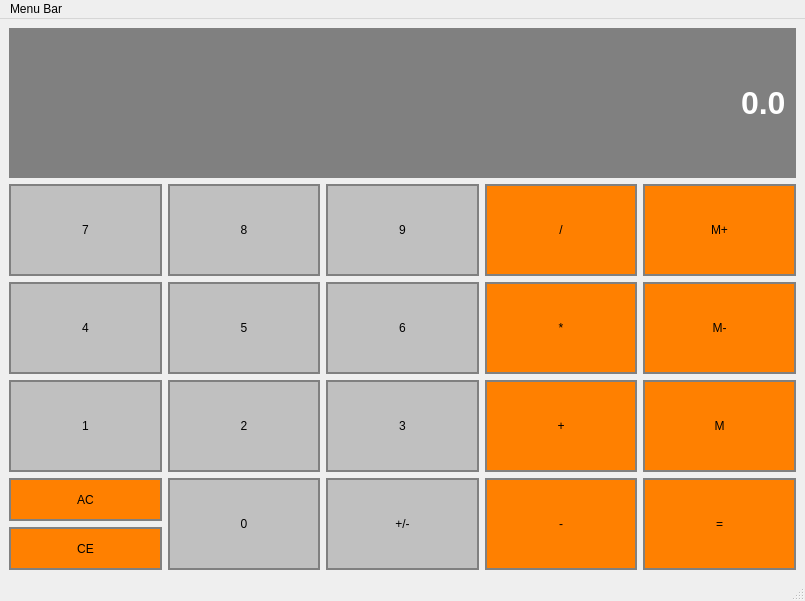
BartlomiejGajdur/QT, file Calculator_Project/calculator.ui: the form before one commit.
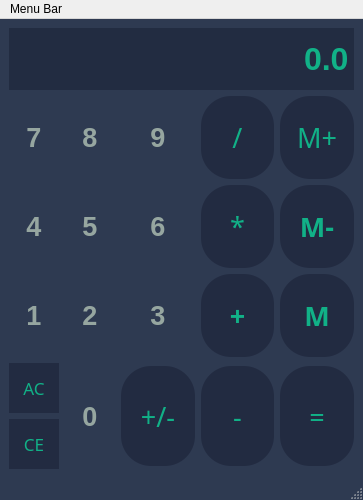
The form after the commit.

```diff
--- a/Calculator_Project/calculator.ui
+++ b/Calculator_Project/calculator.ui
@@ -6,304 +6,241 @@
    <rect>
     <x>0</x>
     <y>0</y>
-    <width>805</width>
-    <height>601</height>
+    <width>363</width>
+    <height>500</height>
    </rect>
   </property>
+  <property name="sizePolicy">
+   <sizepolicy hsizetype="Ignored" vsizetype="Preferred">
+    <horstretch>0</horstretch>
+    <verstretch>0</verstretch>
+   </sizepolicy>
+  </property>
+  <property name="minimumSize">
+   <size>
+    <width>363</width>
+    <height>500</height>
+   </size>
+  </property>
   <property name="windowTitle">
    <string>Calculator</string>
   </property>
+  <property name="layoutDirection">
+   <enum>Qt::LeftToRight</enum>
+  </property>
   <property name="styleSheet">
-   <string notr="true"/>
+   <string notr="true">QMainWindow{
+background-color: rgba(46,58,81,255);
+margin: 0px;
+padding: 0px;
+
+}</string>
   </property>
   <widget class="QWidget" name="centralwidget">
    <property name="styleSheet">
-    <string notr="true"/>
+    <string notr="true">QWidget{
+	background-color: rgba(46,58,81,255);
+}</string>
    </property>
    <layout class="QGridLayout" name="gridLayout">
     <item row="1" column="0">
      <layout class="QGridLayout" name="Layout">
-      <item row="2" column="2">
-       <widget class="QPushButton" name="Button6">
+      <item row="2" column="3">
+       <widget class="QPushButton" name="Multiply">
         <property name="sizePolicy">
-         <sizepolicy hsizetype="Preferred" vsizetype="Expanding">
+         <sizepolicy hsizetype="Expanding" vsizetype="Expanding">
           <horstretch>0</horstretch>
           <verstretch>0</verstretch>
          </sizepolicy>
         </property>
-        <property name="styleSheet">
-         <string notr="true">QPushButton{
-	background-color: #C0C0C0;
-	border: 2px solid gray;
-	padding: 5px;
-	color: black;
-}
-
-QPushButton:pressed{
-	background-color: #A9A9A9;
-	border: 2px solid gray;
-	padding: 5px;
-	color: black;
-}</string>
+        <property name="minimumSize">
+         <size>
+          <width>61</width>
+          <height>83</height>
+         </size>
         </property>
-        <property name="text">
-         <string>6</string>
+        <property name="maximumSize">
+         <size>
+          <width>100</width>
+          <height>100</height>
+         </size>
         </property>
-       </widget>
-      </item>
-      <item row="2" column="0">
-       <widget class="QPushButton" name="Button4">
-        <property name="sizePolicy">
-         <sizepolicy hsizetype="Preferred" vsizetype="Expanding">
-          <horstretch>0</horstretch>
-          <verstretch>0</verstretch>
-         </sizepolicy>
+        <property name="font">
+         <font>
+          <family>Segoe Script</family>
+          <pointsize>20</pointsize>
+          <bold>false</bold>
+         </font>
         </property>
         <property name="styleSheet">
          <string notr="true">QPushButton{
-	background-color: #C0C0C0;
-	border: 2px solid gray;
-	padding: 5px;
-	color: black;
+	background-color: rgba(34,43,65,255);
+	
+	color:rgba(17,177,135,255) ;
+ 	border-radius: 30px;
 }
 
 QPushButton:pressed{
 	background-color: #A9A9A9;
-	border: 2px solid gray;
-	padding: 5px;
 	color: black;
-}</string>
-        </property>
-        <property name="text">
-         <string>4</string>
-        </property>
-       </widget>
-      </item>
-      <item row="3" column="3">
-       <widget class="QPushButton" name="Add">
-        <property name="sizePolicy">
-         <sizepolicy hsizetype="Preferred" vsizetype="Expanding">
-          <horstretch>0</horstretch>
-          <verstretch>0</verstretch>
-         </sizepolicy>
-        </property>
-        <property name="styleSheet">
-         <string notr="true">QPushButton{
-	background-color: #FF8000;
-	border: 2px solid gray;
-	padding: 5px;
-	color: black;
 }
 
-QPushButton:pressed{
-	background-color: #A9A9A9;
-	border: 2px solid gray;
-	padding: 5px;
-	color: black;
+QPushButton:hover {
+    color: #EA382A; 
+    background-color: #ffffff; 
 }</string>
         </property>
         <property name="text">
-         <string>+</string>
+         <string>*</string>
         </property>
        </widget>
       </item>
-      <item row="3" column="1">
-       <widget class="QPushButton" name="Button2">
+      <item row="3" column="4">
+       <widget class="QPushButton" name="MemGet">
         <property name="sizePolicy">
-         <sizepolicy hsizetype="Preferred" vsizetype="Expanding">
-          <horstretch>0</horstretch>
+         <sizepolicy hsizetype="Expanding" vsizetype="Expanding">
+          <horstretch>100</horstretch>
           <verstretch>0</verstretch>
          </sizepolicy>
         </property>
-        <property name="styleSheet">
-         <string notr="true">QPushButton{
-	background-color: #C0C0C0;
-	border: 2px solid gray;
-	padding: 5px;
-	color: black;
-}
-
-QPushButton:pressed{
-	background-color: #A9A9A9;
-	border: 2px solid gray;
-	padding: 5px;
-	color: black;
-}</string>
+        <property name="minimumSize">
+         <size>
+          <width>61</width>
+          <height>83</height>
+         </size>
         </property>
-        <property name="text">
-         <string>2</string>
+        <property name="maximumSize">
+         <size>
+          <width>100</width>
+          <height>100</height>
+         </size>
         </property>
-       </widget>
-      </item>
-      <item row="1" column="0">
-       <widget class="QPushButton" name="Button7">
-        <property name="sizePolicy">
-         <sizepolicy hsizetype="Preferred" vsizetype="Expanding">
-          <horstretch>0</horstretch>
-          <verstretch>0</verstretch>
-         </sizepolicy>
+        <property name="font">
+         <font>
+          <family>Segoe Script</family>
+          <pointsize>20</pointsize>
+          <bold>true</bold>
+         </font>
         </property>
+        <property name="autoFillBackground">
+         <bool>false</bool>
+        </property>
         <property name="styleSheet">
          <string notr="true">QPushButton{
-	background-color: #C0C0C0;
-	border: 2px solid gray;
-	padding: 5px;
-	color: black;
+	background-color: rgba(34,43,65,255);
+	
+	color:rgba(17,177,135,255) ;
+ 	border-radius: 30px;
 }
 
 QPushButton:pressed{
 	background-color: #A9A9A9;
-	border: 2px solid gray;
-	padding: 5px;
 	color: black;
-}</string>
-        </property>
-        <property name="text">
-         <string>7</string>
-        </property>
-       </widget>
-      </item>
-      <item row="4" column="3">
-       <widget class="QPushButton" name="Substract">
-        <property name="sizePolicy">
-         <sizepolicy hsizetype="Preferred" vsizetype="Expanding">
-          <horstretch>0</horstretch>
-          <verstretch>0</verstretch>
-         </sizepolicy>
-        </property>
-        <property name="styleSheet">
-         <string notr="true">QPushButton{
-	background-color: #FF8000;
-	border: 2px solid gray;
-	padding: 5px;
-	color: black;
 }
 
-QPushButton:pressed{
-	background-color: #A9A9A9;
-	border: 2px solid gray;
-	padding: 5px;
-	color: black;
+QPushButton:hover {
+    color: #EA382A; 
+    background-color: #ffffff; 
 }</string>
         </property>
         <property name="text">
-         <string>-</string>
+         <string>M</string>
         </property>
        </widget>
       </item>
-      <item row="2" column="1">
-       <widget class="QPushButton" name="Button5">
+      <item row="4" column="1" alignment="Qt::AlignHCenter|Qt::AlignVCenter">
+       <widget class="QPushButton" name="Button0">
         <property name="sizePolicy">
          <sizepolicy hsizetype="Preferred" vsizetype="Expanding">
           <horstretch>0</horstretch>
           <verstretch>0</verstretch>
          </sizepolicy>
         </property>
-        <property name="styleSheet">
-         <string notr="true">QPushButton{
-	background-color: #C0C0C0;
-	border: 2px solid gray;
-	padding: 5px;
-	color: black;
-}
-
-QPushButton:pressed{
-	background-color: #A9A9A9;
-	border: 2px solid gray;
-	padding: 5px;
-	color: black;
-}</string>
+        <property name="minimumSize">
+         <size>
+          <width>50</width>
+          <height>50</height>
+         </size>
         </property>
-        <property name="text">
-         <string>5</string>
+        <property name="maximumSize">
+         <size>
+          <width>100</width>
+          <height>100</height>
+         </size>
         </property>
-       </widget>
-      </item>
-      <item row="2" column="4">
-       <widget class="QPushButton" name="MemSubstract">
-        <property name="sizePolicy">
-         <sizepolicy hsizetype="Preferred" vsizetype="Expanding">
-          <horstretch>0</horstretch>
-          <verstretch>0</verstretch>
-         </sizepolicy>
+        <property name="font">
+         <font>
+          <pointsize>20</pointsize>
+          <bold>true</bold>
+         </font>
         </property>
         <property name="styleSheet">
          <string notr="true">QPushButton{
-	background-color: #FF8000;
-	border: 2px solid gray;
-	padding: 5px;
-	color: black;
+background-color: rgba(46,58,81,255);
+color: rgba(150,166,160,255);
+border: transparent;
 }
 
 QPushButton:pressed{
-	background-color: #A9A9A9;
-	border: 2px solid gray;
-	padding: 5px;
-	color: black;
+	background-color: rgba(46,58,81,255);
+	color: rgb(255, 255, 255);
 }</string>
         </property>
         <property name="text">
-         <string>M-</string>
+         <string>0</string>
         </property>
+        <attribute name="buttonGroup">
+         <string notr="true">buttonGroup</string>
+        </attribute>
        </widget>
       </item>
-      <item row="1" column="3">
-       <widget class="QPushButton" name="Divide">
+      <item row="1" column="2" alignment="Qt::AlignHCenter|Qt::AlignVCenter">
+       <widget class="QPushButton" name="Button9">
         <property name="sizePolicy">
          <sizepolicy hsizetype="Preferred" vsizetype="Expanding">
           <horstretch>0</horstretch>
           <verstretch>0</verstretch>
          </sizepolicy>
         </property>
-        <property name="styleSheet">
-         <string notr="true">QPushButton{
-	background-color: #FF8000;
-	border: 2px solid gray;
-	padding: 5px;
-	color: black;
-}
-
-QPushButton:pressed{
-	background-color: #A9A9A9;
-	border: 2px solid gray;
-	padding: 5px;
-	color: black;
-}</string>
+        <property name="minimumSize">
+         <size>
+          <width>50</width>
+          <height>50</height>
+         </size>
         </property>
-        <property name="text">
-         <string>/</string>
+        <property name="maximumSize">
+         <size>
+          <width>100</width>
+          <height>100</height>
+         </size>
         </property>
-       </widget>
-      </item>
-      <item row="4" column="2">
-       <widget class="QPushButton" name="ChangeSign">
-        <property name="sizePolicy">
-         <sizepolicy hsizetype="Preferred" vsizetype="Expanding">
-          <horstretch>0</horstretch>
-          <verstretch>0</verstretch>
-         </sizepolicy>
+        <property name="font">
+         <font>
+          <pointsize>20</pointsize>
+          <bold>true</bold>
+         </font>
         </property>
         <property name="styleSheet">
          <string notr="true">QPushButton{
-	background-color: #C0C0C0;
-	border: 2px solid gray;
-	padding: 5px;
-	color: black;
+background-color: rgba(46,58,81,255);
+color: rgba(150,166,160,255);
+border: transparent;
 }
 
 QPushButton:pressed{
-	background-color: #A9A9A9;
-	border: 2px solid gray;
-	padding: 5px;
-	color: black;
+	background-color: rgba(46,58,81,255);
+	color: rgb(255, 255, 255);
 }</string>
         </property>
         <property name="text">
-         <string>+/-</string>
+         <string>9</string>
         </property>
+        <attribute name="buttonGroup">
+         <string notr="true">buttonGroup</string>
+        </attribute>
        </widget>
       </item>
-      <item row="3" column="0">
+      <item row="3" column="0" alignment="Qt::AlignHCenter|Qt::AlignVCenter">
        <widget class="QPushButton" name="Button1">
         <property name="sizePolicy">
          <sizepolicy hsizetype="Preferred" vsizetype="Expanding">
@@ -311,24 +248,88 @@
           <verstretch>0</verstretch>
          </sizepolicy>
         </property>
+        <property name="minimumSize">
+         <size>
+          <width>50</width>
+          <height>50</height>
+         </size>
+        </property>
+        <property name="maximumSize">
+         <size>
+          <width>100</width>
+          <height>100</height>
+         </size>
+        </property>
+        <property name="font">
+         <font>
+          <pointsize>20</pointsize>
+          <bold>true</bold>
+         </font>
+        </property>
         <property name="styleSheet">
          <string notr="true">QPushButton{
-	background-color: #C0C0C0;
-	border: 2px solid gray;
-	padding: 5px;
-	color: black;
+background-color: rgba(46,58,81,255);
+color: rgba(150,166,160,255);
+border: transparent;
 }
 
 QPushButton:pressed{
-	background-color: #A9A9A9;
-	border: 2px solid gray;
-	padding: 5px;
-	color: black;
+	background-color: rgba(46,58,81,255);
+	color: rgb(255, 255, 255);
 }</string>
         </property>
         <property name="text">
          <string>1</string>
         </property>
+        <attribute name="buttonGroup">
+         <string notr="true">buttonGroup</string>
+        </attribute>
+       </widget>
+      </item>
+      <item row="3" column="2" alignment="Qt::AlignHCenter|Qt::AlignVCenter">
+       <widget class="QPushButton" name="Button3">
+        <property name="sizePolicy">
+         <sizepolicy hsizetype="Preferred" vsizetype="Expanding">
+          <horstretch>0</horstretch>
+          <verstretch>0</verstretch>
+         </sizepolicy>
+        </property>
+        <property name="minimumSize">
+         <size>
+          <width>50</width>
+          <height>50</height>
+         </size>
+        </property>
+        <property name="maximumSize">
+         <size>
+          <width>100</width>
+          <height>100</height>
+         </size>
+        </property>
+        <property name="font">
+         <font>
+          <pointsize>20</pointsize>
+          <bold>true</bold>
+         </font>
+        </property>
+        <property name="styleSheet">
+         <string notr="true">QPushButton{
+background-color: rgba(46,58,81,255);
+color: rgba(150,166,160,255);
+border: transparent;
+}
+
+QPushButton:pressed{
+	background-color: rgba(46,58,81,255);
+	color: rgb(255, 255, 255);
+}</string>
+        </property>
+        <property name="text">
+         <string>3</string>
+        </property>
+        <attribute name="buttonGroup">
+         <string notr="true">buttonGroup</string>
+        </attribute>
        </widget>
       </item>
       <item row="4" column="0">
@@ -341,18 +342,29 @@
             <verstretch>0</verstretch>
            </sizepolicy>
           </property>
+          <property name="minimumSize">
+           <size>
+            <width>50</width>
+            <height>50</height>
+           </size>
+          </property>
+          <property name="font">
+           <font>
+            <family>Segoe Script</family>
+            <pointsize>13</pointsize>
+            <bold>false</bold>
+           </font>
+          </property>
           <property name="styleSheet">
            <string notr="true">QPushButton{
-	background-color: #FF8000;
-	border: 2px solid gray;
-	padding: 5px;
-	color: black;
+	background-color: rgba(34,43,65,255);
+	color:rgba(17,177,135,255) ;
+ 	border-radius: 50%;
 }
 
 QPushButton:pressed{
 	background-color: #A9A9A9;
-	border: 2px solid gray;
-	padding: 5px;
+
 	color: black;
 }</string>
           </property>
@@ -369,18 +381,29 @@
             <verstretch>0</verstretch>
            </sizepolicy>
           </property>
+          <property name="minimumSize">
+           <size>
+            <width>50</width>
+            <height>50</height>
+           </size>
+          </property>
+          <property name="font">
+           <font>
+            <family>Segoe Script</family>
+            <pointsize>13</pointsize>
+            <bold>false</bold>
+           </font>
+          </property>
           <property name="styleSheet">
            <string notr="true">QPushButton{
-	background-color: #FF8000;
-	border: 2px solid gray;
-	padding: 5px;
-	color: black;
+	background-color: rgba(34,43,65,255);
+	color:rgba(17,177,135,255) ;
+ 	border-radius: 50%;
 }
 
 QPushButton:pressed{
 	background-color: #A9A9A9;
-	border: 2px solid gray;
-	padding: 5px;
+
 	color: black;
 }</string>
           </property>
@@ -391,111 +414,233 @@
         </item>
        </layout>
       </item>
-      <item row="1" column="2">
-       <widget class="QPushButton" name="Button9">
+      <item row="3" column="1">
+       <widget class="QPushButton" name="Button2">
         <property name="sizePolicy">
          <sizepolicy hsizetype="Preferred" vsizetype="Expanding">
           <horstretch>0</horstretch>
           <verstretch>0</verstretch>
          </sizepolicy>
         </property>
+        <property name="minimumSize">
+         <size>
+          <width>50</width>
+          <height>50</height>
+         </size>
+        </property>
+        <property name="maximumSize">
+         <size>
+          <width>100</width>
+          <height>100</height>
+         </size>
+        </property>
+        <property name="font">
+         <font>
+          <pointsize>20</pointsize>
+          <bold>true</bold>
+         </font>
+        </property>
         <property name="styleSheet">
          <string notr="true">QPushButton{
-	background-color: #C0C0C0;
-	border: 2px solid gray;
-	padding: 5px;
-	color: black;
+background-color: rgba(46,58,81,255);
+color: rgba(150,166,160,255);
+border: transparent;
 }
 
 QPushButton:pressed{
-	background-color: #A9A9A9;
-	border: 2px solid gray;
-	padding: 5px;
-	color: black;
+	background-color: rgba(46,58,81,255);
+	color: rgb(255, 255, 255);
 }</string>
         </property>
         <property name="text">
-         <string>9</string>
+         <string>2</string>
         </property>
+        <attribute name="buttonGroup">
+         <string notr="true">buttonGroup</string>
+        </attribute>
        </widget>
       </item>
-      <item row="4" column="4">
-       <widget class="QPushButton" name="Equals">
+      <item row="2" column="1" alignment="Qt::AlignHCenter|Qt::AlignVCenter">
+       <widget class="QPushButton" name="Button5">
         <property name="sizePolicy">
          <sizepolicy hsizetype="Preferred" vsizetype="Expanding">
           <horstretch>0</horstretch>
           <verstretch>0</verstretch>
          </sizepolicy>
         </property>
+        <property name="minimumSize">
+         <size>
+          <width>50</width>
+          <height>50</height>
+         </size>
+        </property>
+        <property name="maximumSize">
+         <size>
+          <width>100</width>
+          <height>100</height>
+         </size>
+        </property>
+        <property name="font">
+         <font>
+          <pointsize>20</pointsize>
+          <bold>true</bold>
+         </font>
+        </property>
         <property name="styleSheet">
          <string notr="true">QPushButton{
-	background-color: #FF8000;
-	border: 2px solid gray;
-	padding: 5px;
-	color: black;
+background-color: rgba(46,58,81,255);
+color: rgba(150,166,160,255);
+border: transparent;
 }
 
 QPushButton:pressed{
-	background-color: #A9A9A9;
-	border: 2px solid gray;
-	padding: 5px;
-	color: black;
+	background-color: rgba(46,58,81,255);
+	color: rgb(255, 255, 255);
 }</string>
         </property>
         <property name="text">
-         <string>=</string>
+         <string>5</string>
         </property>
+        <attribute name="buttonGroup">
+         <string notr="true">buttonGroup</string>
+        </attribute>
        </widget>
       </item>
-      <item row="3" column="2">
-       <widget class="QPushButton" name="Button3">
+      <item row="1" column="1" alignment="Qt::AlignHCenter|Qt::AlignVCenter">
+       <widget class="QPushButton" name="Button8">
         <property name="sizePolicy">
          <sizepolicy hsizetype="Preferred" vsizetype="Expanding">
           <horstretch>0</horstretch>
           <verstretch>0</verstretch>
          </sizepolicy>
         </property>
+        <property name="minimumSize">
+         <size>
+          <width>50</width>
+          <height>50</height>
+         </size>
+        </property>
+        <property name="maximumSize">
+         <size>
+          <width>100</width>
+          <height>100</height>
+         </size>
+        </property>
+        <property name="font">
+         <font>
+          <pointsize>20</pointsize>
+          <bold>true</bold>
+         </font>
+        </property>
         <property name="styleSheet">
          <string notr="true">QPushButton{
-	background-color: #C0C0C0;
-	border: 2px solid gray;
-	padding: 5px;
-	color: black;
+background-color: rgba(46,58,81,255);
+color: rgba(150,166,160,255);
+border: transparent;
 }
 
 QPushButton:pressed{
-	background-color: #A9A9A9;
-	border: 2px solid gray;
-	padding: 5px;
-	color: black;
+	background-color: rgba(46,58,81,255);
+	color: rgb(255, 255, 255);
 }</string>
         </property>
         <property name="text">
-         <string>3</string>
+         <string>8</string>
         </property>
+        <attribute name="buttonGroup">
+         <string notr="true">buttonGroup</string>
+        </attribute>
+       </widget>
+      </item>
+      <item row="2" column="2" alignment="Qt::AlignHCenter|Qt::AlignVCenter">
+       <widget class="QPushButton" name="Button6">
+        <property name="sizePolicy">
+         <sizepolicy hsizetype="Preferred" vsizetype="Expanding">
+          <horstretch>0</horstretch>
+          <verstretch>0</verstretch>
+         </sizepolicy>
+        </property>
+        <property name="minimumSize">
+         <size>
+          <width>50</width>
+          <height>50</height>
+         </size>
+        </property>
+        <property name="maximumSize">
+         <size>
+          <width>100</width>
+          <height>100</height>
+         </size>
+        </property>
+        <property name="font">
+         <font>
+          <pointsize>20</pointsize>
+          <bold>true</bold>
+         </font>
+        </property>
+        <property name="styleSheet">
+         <string notr="true">QPushButton{
+background-color: rgba(46,58,81,255);
+color: rgba(150,166,160,255);
+border: transparent;
+}
+
+QPushButton:pressed{
+	background-color: rgba(46,58,81,255);
+	color: rgb(255, 255, 255);
+}</string>
+        </property>
+        <property name="text">
+         <string>6</string>
+        </property>
+        <attribute name="buttonGroup">
+         <string notr="true">buttonGroup</string>
+        </attribute>
        </widget>
       </item>
       <item row="1" column="4">
        <widget class="QPushButton" name="MemAdd">
         <property name="sizePolicy">
-         <sizepolicy hsizetype="Preferred" vsizetype="Expanding">
-          <horstretch>0</horstretch>
+         <sizepolicy hsizetype="Fixed" vsizetype="Fixed">
+          <horstretch>100</horstretch>
           <verstretch>0</verstretch>
          </sizepolicy>
         </property>
+        <property name="minimumSize">
+         <size>
+          <width>61</width>
+          <height>83</height>
+         </size>
+        </property>
+        <property name="maximumSize">
+         <size>
+          <width>100</width>
+          <height>100</height>
+         </size>
+        </property>
+        <property name="font">
+         <font>
+          <family>Segoe Script</family>
+          <pointsize>20</pointsize>
+          <bold>false</bold>
+         </font>
+        </property>
         <property name="styleSheet">
          <string notr="true">QPushButton{
-	background-color: #FF8000;
-	border: 2px solid gray;
-	padding: 5px;
-	color: black;
+	background-color: rgba(34,43,65,255);
+	
+	color:rgba(17,177,135,255) ;
+ 	border-radius: 30px;
 }
 
 QPushButton:pressed{
 	background-color: #A9A9A9;
-	border: 2px solid gray;
-	padding: 5px;
 	color: black;
+}
+
+QPushButton:hover {
+    color: #EA382A; 
+    background-color: #ffffff; 
 }</string>
         </property>
         <property name="text">
@@ -503,115 +648,395 @@
         </property>
        </widget>
       </item>
-      <item row="3" column="4">
-       <widget class="QPushButton" name="MemGet">
+      <item row="1" column="3">
+       <widget class="QPushButton" name="Divide">
         <property name="sizePolicy">
-         <sizepolicy hsizetype="Preferred" vsizetype="Expanding">
-          <horstretch>0</horstretch>
+         <sizepolicy hsizetype="Fixed" vsizetype="Fixed">
+          <horstretch>100</horstretch>
           <verstretch>0</verstretch>
          </sizepolicy>
         </property>
+        <property name="minimumSize">
+         <size>
+          <width>61</width>
+          <height>83</height>
+         </size>
+        </property>
+        <property name="maximumSize">
+         <size>
+          <width>100</width>
+          <height>100</height>
+         </size>
+        </property>
+        <property name="font">
+         <font>
+          <family>Segoe Script</family>
+          <pointsize>20</pointsize>
+          <bold>false</bold>
+         </font>
+        </property>
         <property name="styleSheet">
          <string notr="true">QPushButton{
-	background-color: #FF8000;
-	border: 2px solid gray;
-	padding: 5px;
-	color: black;
+	background-color: rgba(34,43,65,255);
+	
+	color:rgba(17,177,135,255) ;
+ 	border-radius: 30px;
 }
 
 QPushButton:pressed{
 	background-color: #A9A9A9;
-	border: 2px solid gray;
-	padding: 5px;
 	color: black;
+}
+
+QPushButton:hover {
+    color: #EA382A; 
+    background-color: #ffffff; 
 }</string>
         </property>
         <property name="text">
-         <string>M</string>
+         <string>/</string>
         </property>
        </widget>
       </item>
-      <item row="4" column="1">
-       <widget class="QPushButton" name="Button0">
+      <item row="4" column="4">
+       <widget class="QPushButton" name="Equals">
         <property name="sizePolicy">
-         <sizepolicy hsizetype="Preferred" vsizetype="Expanding">
-          <horstretch>0</horstretch>
+         <sizepolicy hsizetype="Fixed" vsizetype="Fixed">
+          <horstretch>100</horstretch>
           <verstretch>0</verstretch>
          </sizepolicy>
         </property>
+        <property name="minimumSize">
+         <size>
+          <width>61</width>
+          <height>83</height>
+         </size>
+        </property>
+        <property name="maximumSize">
+         <size>
+          <width>100</width>
+          <height>100</height>
+         </size>
+        </property>
+        <property name="font">
+         <font>
+          <family>Segoe Script</family>
+          <pointsize>20</pointsize>
+          <bold>false</bold>
+         </font>
+        </property>
         <property name="styleSheet">
          <string notr="true">QPushButton{
-	background-color: #C0C0C0;
-	border: 2px solid gray;
-	padding: 5px;
+	background-color: rgba(34,43,65,255);
+	
+	color:rgba(17,177,135,255) ;
+ 	border-radius: 30px;
+}
+
+QPushButton:pressed{
+	background-color: #A9A9A9;
 	color: black;
 }
 
+QPushButton:hover {
+    color: #EA382A; 
+    background-color: #ffffff; 
+}</string>
+        </property>
+        <property name="text">
+         <string>=</string>
+        </property>
+       </widget>
+      </item>
+      <item row="4" column="2">
+       <widget class="QPushButton" name="ChangeSign">
+        <property name="sizePolicy">
+         <sizepolicy hsizetype="Expanding" vsizetype="Expanding">
+          <horstretch>100</horstretch>
+          <verstretch>0</verstretch>
+         </sizepolicy>
+        </property>
+        <property name="minimumSize">
+         <size>
+          <width>50</width>
+          <height>50</height>
+         </size>
+        </property>
+        <property name="maximumSize">
+         <size>
+          <width>100</width>
+          <height>100</height>
+         </size>
+        </property>
+        <property name="font">
+         <font>
+          <family>Segoe Script</family>
+          <pointsize>20</pointsize>
+          <bold>false</bold>
+         </font>
+        </property>
+        <property name="styleSheet">
+         <string notr="true">QPushButton{
+	background-color: rgba(34,43,65,255);
+	
+	color:rgba(17,177,135,255) ;
+ 	border-radius: 30px;
+}
+
 QPushButton:pressed{
 	background-color: #A9A9A9;
-	border: 2px solid gray;
-	padding: 5px;
 	color: black;
+}
+
+QPushButton:hover {
+    color: #EA382A; 
+    background-color: #ffffff; 
 }</string>
         </property>
         <property name="text">
-         <string>0</string>
+         <string>+/-</string>
         </property>
        </widget>
       </item>
-      <item row="2" column="3">
-       <widget class="QPushButton" name="Multiply">
+      <item row="1" column="0" alignment="Qt::AlignHCenter|Qt::AlignVCenter">
+       <widget class="QPushButton" name="Button7">
         <property name="sizePolicy">
          <sizepolicy hsizetype="Preferred" vsizetype="Expanding">
           <horstretch>0</horstretch>
           <verstretch>0</verstretch>
          </sizepolicy>
         </property>
+        <property name="minimumSize">
+         <size>
+          <width>50</width>
+          <height>50</height>
+         </size>
+        </property>
+        <property name="maximumSize">
+         <size>
+          <width>100</width>
+          <height>100</height>
+         </size>
+        </property>
+        <property name="font">
+         <font>
+          <pointsize>20</pointsize>
+          <bold>true</bold>
+         </font>
+        </property>
         <property name="styleSheet">
          <string notr="true">QPushButton{
-	background-color: #FF8000;
-	border: 2px solid gray;
-	padding: 5px;
+background-color: rgba(46,58,81,255);
+color: rgba(150,166,160,255);
+border: transparent;
+}
+
+QPushButton:pressed{
+	background-color: rgba(46,58,81,255);
+	color: rgb(255, 255, 255);
+}</string>
+        </property>
+        <property name="text">
+         <string>7</string>
+        </property>
+        <attribute name="buttonGroup">
+         <string notr="true">buttonGroup</string>
+        </attribute>
+       </widget>
+      </item>
+      <item row="2" column="0" alignment="Qt::AlignHCenter|Qt::AlignVCenter">
+       <widget class="QPushButton" name="Button4">
+        <property name="sizePolicy">
+         <sizepolicy hsizetype="Preferred" vsizetype="Expanding">
+          <horstretch>0</horstretch>
+          <verstretch>0</verstretch>
+         </sizepolicy>
+        </property>
+        <property name="minimumSize">
+         <size>
+          <width>50</width>
+          <height>50</height>
+         </size>
+        </property>
+        <property name="maximumSize">
+         <size>
+          <width>100</width>
+          <height>100</height>
+         </size>
+        </property>
+        <property name="font">
+         <font>
+          <pointsize>20</pointsize>
+          <bold>true</bold>
+         </font>
+        </property>
+        <property name="styleSheet">
+         <string notr="true">QPushButton{
+background-color: rgba(46,58,81,255);
+color: rgba(150,166,160,255);
+border: transparent;
+}
+
+QPushButton:pressed{
+	background-color: rgba(46,58,81,255);
+	color: rgb(255, 255, 255);
+}</string>
+        </property>
+        <property name="text">
+         <string>4</string>
+        </property>
+        <attribute name="buttonGroup">
+         <string notr="true">buttonGroup</string>
+        </attribute>
+       </widget>
+      </item>
+      <item row="2" column="4">
+       <widget class="QPushButton" name="MemSubstract">
+        <property name="sizePolicy">
+         <sizepolicy hsizetype="Expanding" vsizetype="Expanding">
+          <horstretch>100</horstretch>
+          <verstretch>0</verstretch>
+         </sizepolicy>
+        </property>
+        <property name="minimumSize">
+         <size>
+          <width>61</width>
+          <height>83</height>
+         </size>
+        </property>
+        <property name="maximumSize">
+         <size>
+          <width>100</width>
+          <height>100</height>
+         </size>
+        </property>
+        <property name="font">
+         <font>
+          <family>Segoe Script</family>
+          <pointsize>20</pointsize>
+          <bold>true</bold>
+         </font>
+        </property>
+        <property name="styleSheet">
+         <string notr="true">QPushButton{
+	background-color: rgba(34,43,65,255);
+	
+	color:rgba(17,177,135,255) ;
+ 	border-radius: 30px;
+}
+
+QPushButton:pressed{
+	background-color: #A9A9A9;
 	color: black;
 }
 
+QPushButton:hover {
+    color: #EA382A; 
+    background-color: #ffffff; 
+}</string>
+        </property>
+        <property name="text">
+         <string>M-</string>
+        </property>
+       </widget>
+      </item>
+      <item row="4" column="3">
+       <widget class="QPushButton" name="Substract">
+        <property name="sizePolicy">
+         <sizepolicy hsizetype="Fixed" vsizetype="Fixed">
+          <horstretch>100</horstretch>
+          <verstretch>0</verstretch>
+         </sizepolicy>
+        </property>
+        <property name="minimumSize">
+         <size>
+          <width>61</width>
+          <height>83</height>
+         </size>
+        </property>
+        <property name="maximumSize">
+         <size>
+          <width>100</width>
+          <height>100</height>
+         </size>
+        </property>
+        <property name="font">
+         <font>
+          <family>Segoe Script</family>
+          <pointsize>20</pointsize>
+          <bold>false</bold>
+         </font>
+        </property>
+        <property name="styleSheet">
+         <string notr="true">QPushButton{
+	background-color: rgba(34,43,65,255);
+	
+	color:rgba(17,177,135,255) ;
+ 	border-radius: 30px;
+}
+
 QPushButton:pressed{
 	background-color: #A9A9A9;
-	border: 2px solid gray;
-	padding: 5px;
 	color: black;
+}
+
+QPushButton:hover {
+    color: #EA382A; 
+    background-color: #ffffff; 
 }</string>
         </property>
         <property name="text">
-         <string>*</string>
+         <string>-</string>
         </property>
        </widget>
       </item>
-      <item row="1" column="1">
-       <widget class="QPushButton" name="Button8">
+      <item row="3" column="3">
+       <widget class="QPushButton" name="Add">
         <property name="sizePolicy">
-         <sizepolicy hsizetype="Preferred" vsizetype="Expanding">
+         <sizepolicy hsizetype="Expanding" vsizetype="Expanding">
           <horstretch>0</horstretch>
           <verstretch>0</verstretch>
          </sizepolicy>
         </property>
+        <property name="minimumSize">
+         <size>
+          <width>61</width>
+          <height>83</height>
+         </size>
+        </property>
+        <property name="maximumSize">
+         <size>
+          <width>100</width>
+          <height>100</height>
+         </size>
+        </property>
+        <property name="font">
+         <font>
+          <family>Segoe Script</family>
+          <pointsize>20</pointsize>
+          <bold>true</bold>
+         </font>
+        </property>
         <property name="styleSheet">
          <string notr="true">QPushButton{
-	background-color: #C0C0C0;
-	border: 2px solid gray;
-	padding: 5px;
-	color: black;
+	background-color: rgba(34,43,65,255);
+	
+	color:rgba(17,177,135,255) ;
+ 	border-radius: 30px;
 }
 
 QPushButton:pressed{
 	background-color: #A9A9A9;
-	border: 2px solid gray;
-	padding: 5px;
 	color: black;
+}
+
+QPushButton:hover {
+    color: #EA382A; 
+    background-color: #ffffff; 
 }</string>
         </property>
         <property name="text">
-         <string>8</string>
+         <string>+</string>
         </property>
        </widget>
       </item>
@@ -620,7 +1045,7 @@
     <item row="0" column="0">
      <widget class="QLineEdit" name="Display">
       <property name="sizePolicy">
-       <sizepolicy hsizetype="Preferred" vsizetype="Expanding">
+       <sizepolicy hsizetype="Ignored" vsizetype="Expanding">
         <horstretch>0</horstretch>
         <verstretch>0</verstretch>
        </sizepolicy>
@@ -640,10 +1065,10 @@
       </property>
       <property name="styleSheet">
        <string notr="true">QLineEdit{
-	background-color: gray;
-	border: 2px solid gray;
-	padding: 5px;
-	color: #ffffff;
+	background-color: rgba(34,44,65,255);
+	color:rgba(17,177,135,255) ;
+	border: 2px solid rgba(34,44,65,255);
+
 }</string>
       </property>
       <property name="text">
@@ -662,7 +1087,7 @@
     <rect>
      <x>0</x>
      <y>0</y>
-     <width>805</width>
+     <width>363</width>
      <height>31</height>
     </rect>
    </property>
```
Left out of the diff: 3 changed lines with no effect on the pictures.
